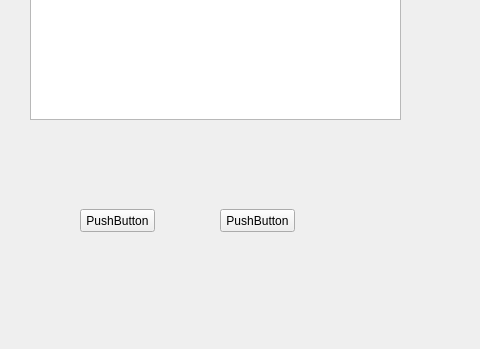
Before: the Qt Designer form src/sqlframe.ui in hancse/powermeter, drawn with Qt 5; both pictures show x 0 to 480 and y 251 to 600 of the 900 by 600 pixel window.
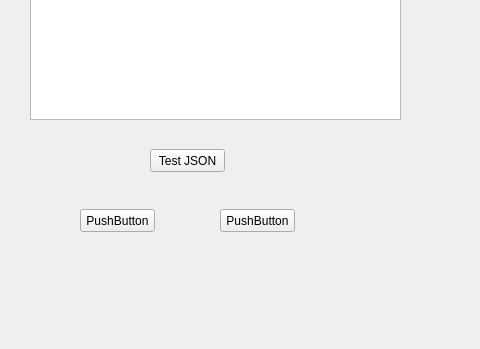
After: the same form once the commit is applied.

What changed in the file:
```diff
--- a/src/sqlframe.ui
+++ b/src/sqlframe.ui
@@ -85,6 +85,19 @@
     <string>PushButton</string>
    </property>
   </widget>
+  <widget class="QPushButton" name="btnJSON">
+   <property name="geometry">
+    <rect>
+     <x>150</x>
+     <y>400</y>
+     <width>75</width>
+     <height>23</height>
+    </rect>
+   </property>
+   <property name="text">
+    <string>Test JSON</string>
+   </property>
+  </widget>
  </widget>
  <resources/>
  <connections/>
```
